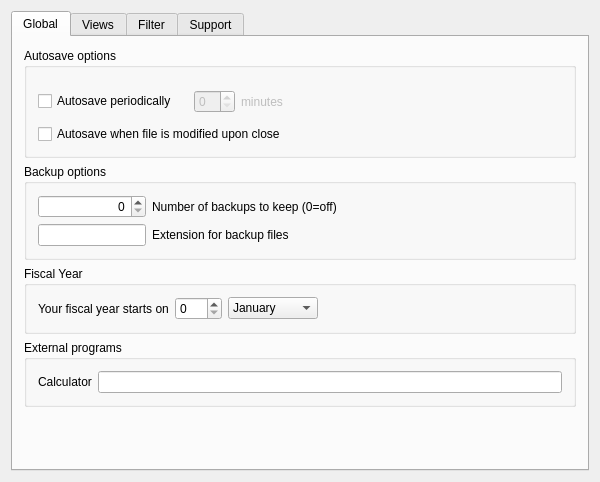
Before: the Qt Designer form kmymoney/dialogs/settings/ksettingsgeneral.ui in KDE/kmymoney, drawn with Qt 5.
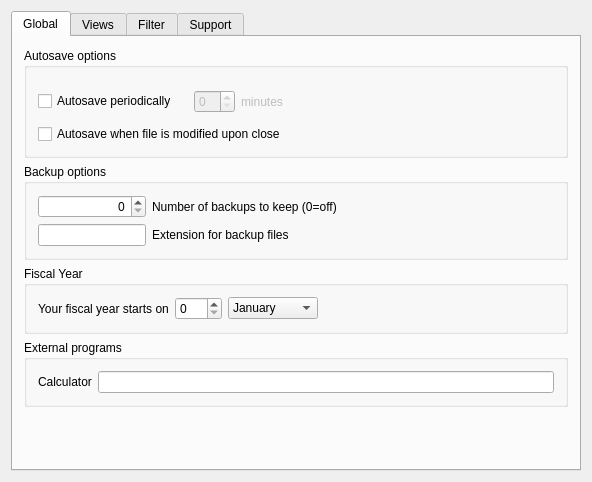
After: the same form once the commit is applied. Custom widgets are drawn as their Qt base class.

Commit message:
Fix layout issues in general settings dialog
FIXED-IN: 5.2.1

The edit to the form file:
```diff
--- a/kmymoney/dialogs/settings/ksettingsgeneral.ui
+++ b/kmymoney/dialogs/settings/ksettingsgeneral.ui
@@ -6,7 +6,7 @@
    <rect>
     <x>0</x>
     <y>0</y>
-    <width>600</width>
+    <width>592</width>
     <height>482</height>
    </rect>
   </property>
@@ -78,8 +78,8 @@
               </property>
               <property name="sizeHint" stdset="0">
                <size>
-                <width>308</width>
-                <height>22</height>
+                <width>20</width>
+                <height>20</height>
                </size>
               </property>
              </spacer>
@@ -163,7 +163,7 @@
               </property>
               <property name="sizeHint" stdset="0">
                <size>
-                <width>40</width>
+                <width>20</width>
                 <height>20</height>
                </size>
               </property>
@@ -271,8 +271,8 @@
             </property>
             <property name="sizeHint" stdset="0">
              <size>
-              <width>282</width>
-              <height>17</height>
+              <width>20</width>
+              <height>20</height>
              </size>
             </property>
            </spacer>
```
Left out of the diff: 12 changed lines with no effect on the pictures.
